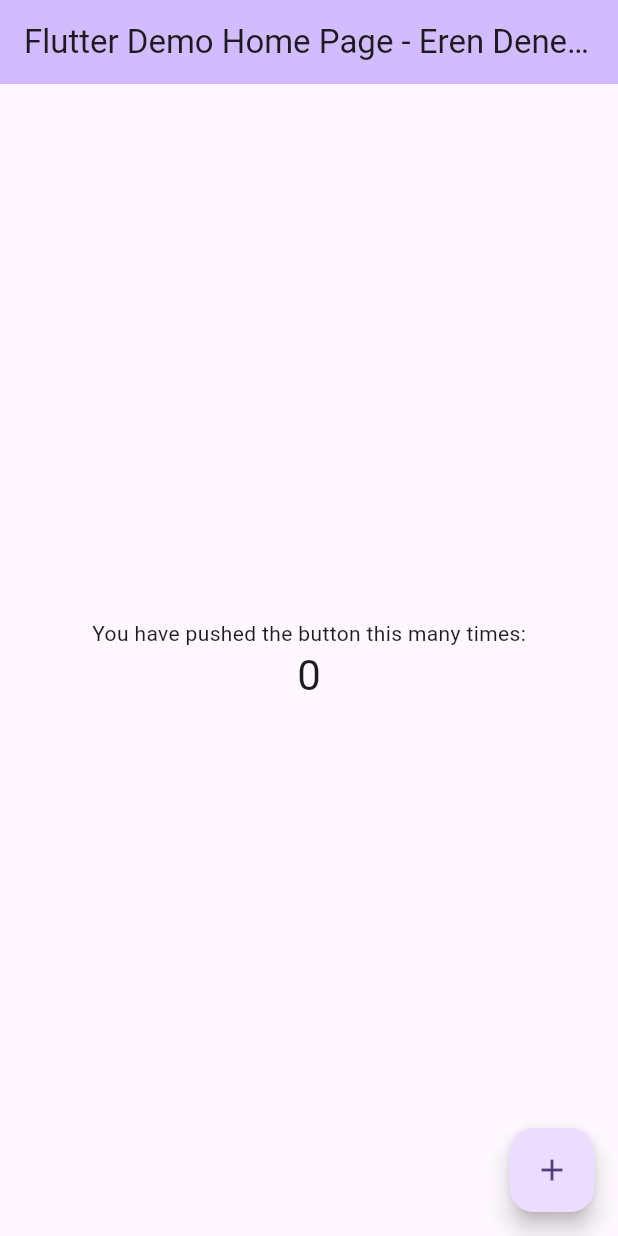
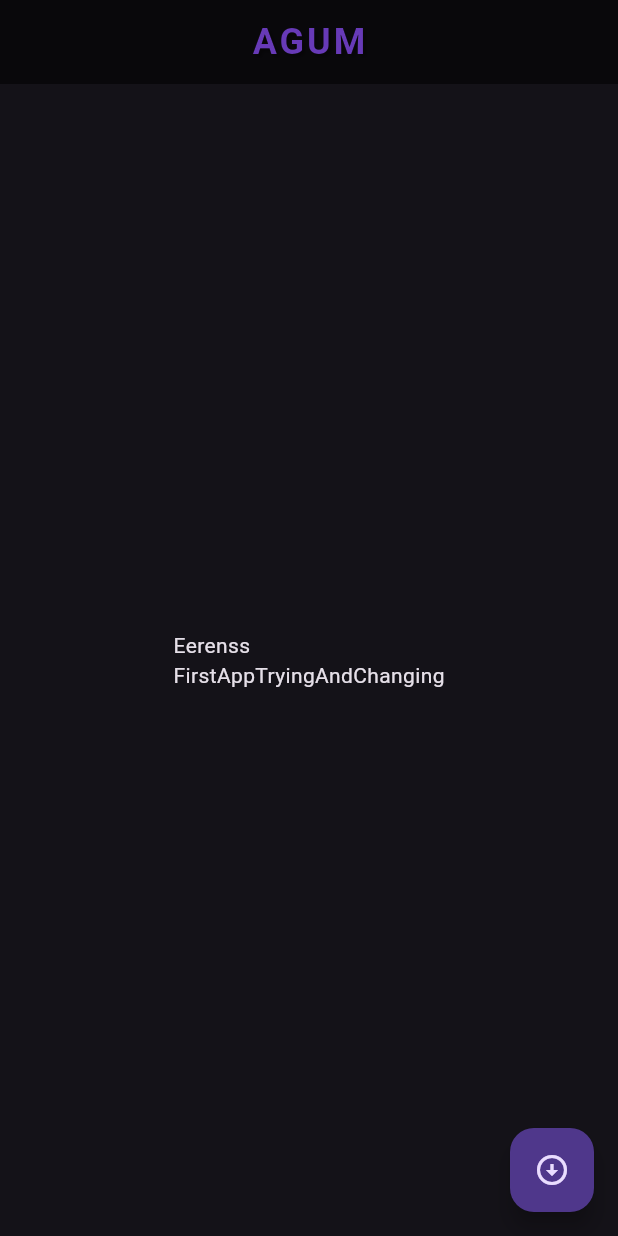
Before and after one commit to comp202-204/AguM, a Flutter app: the screen it shows after launch, on a phone screen of 412 x 824 dp. Run offline on Flutter 3.47's test engine with Material 3 defaults, Android fonts, the light colour scheme and no system bars.

Commit message:
agu main

```diff
--- a/lib/main.dart
+++ b/lib/main.dart
@@ -1,125 +1,62 @@
 import 'package:flutter/material.dart';
+import 'package:flutter/painting.dart';
 
-void main() {
-  runApp(const MyApp());
+void main() => runApp(myApp());
+
+class myApp extends StatelessWidget {
+  const myApp({Key? key}) : super(key: key);
+
+  Widget build(BuildContext context){
+    return MaterialApp(
+      title: 'Flutter DEMO',
+      theme: ThemeData.dark(),
+      home: const TextLearnView(),
+    );
+
+  }
 }
+class TextLearnView extends StatelessWidget{
+  const TextLearnView({Key? key })  : super(key: key);
+  Widget build (BuildContext context){
 
-class MyApp extends StatelessWidget {
-  const MyApp({super.key});
+    return Scaffold(
+      appBar: AppBar(
+        title: const Center(child: LogoTextStyle()),
+        backgroundColor: Colors.black54,
 
-  // This widget is the root of your application.
-  @override
-  Widget build(BuildContext context) {
-    return MaterialApp(
-      title: 'Flutter Demo',
-      theme: ThemeData(
-        // This is the theme of your application.
-        //
-        // TRY THIS: Try running your application with "flutter run". You'll see
-        // the application has a purple toolbar. Then, without quitting the app,
-        // try changing the seedColor in the colorScheme below to Colors.green
-        // and then invoke "hot reload" (save your changes or press the "hot
-        // reload" button in a Flutter-supported IDE, or press "r" if you used
-        // the command line to start the app).
-        //
-        // Notice that the counter didn't reset back to zero; the application
-        // state is not lost during the reload. To reset the state, use hot
-        // restart instead.
-        //
-        // This works for code too, not just values: Most code changes can be
-        // tested with just a hot reload.
-        colorScheme: ColorScheme.fromSeed(seedColor: Colors.deepPurple),
-        useMaterial3: true,
       ),
-      home: const MyHomePage(title: 'Flutter Demo Home Page - Eren Deneme Text'),
+      floatingActionButton: FloatingActionButton(
+        onPressed: () {},
+        child: Icon(Icons.arrow_circle_down_sharp),
+
+      ),
+      body: const Center(child:
+      Text(
+          'Eerenss\n' + 'FirstAppTryingAndChanging'
+      )),
     );
   }
 }
-
-class MyHomePage extends StatefulWidget {
-  const MyHomePage({super.key, required this.title});
-
-  // This widget is the home page of your application. It is stateful, meaning
-  // that it has a State object (defined below) that contains fields that affect
-  // how it looks.
-
-  // This class is the configuration for the state. It holds the values (in this
-  // case the title) provided by the parent (in this case the App widget) and
-  // used by the build method of the State. Fields in a Widget subclass are
-  // always marked "final".
-
-  final String title;
+class LogoTextStyle extends StatelessWidget {
+  const LogoTextStyle({Key? key })  : super(key: key);
 
   @override
-  State<MyHomePage> createState() => _MyHomePageState();
-}
-
-class _MyHomePageState extends State<MyHomePage> {
-  int _counter = 0;
-
-  void _incrementCounter() {
-    setState(() {
-      // This call to setState tells the Flutter framework that something has
-      // changed in this State, which causes it to rerun the build method below
-      // so that the display can reflect the updated values. If we changed
-      // _counter without calling setState(), then the build method would not be
-      // called again, and so nothing would appear to happen.
-      _counter++;
-    });
-  }
-
-  @override
-  Widget build(BuildContext context) {
-    // This method is rerun every time setState is called, for instance as done
-    // by the _incrementCounter method above.
-    //
-    // The Flutter framework has been optimized to make rerunning build methods
-    // fast, so that you can just rebuild anything that needs updating rather
-    // than having to individually change instances of widgets.
-    return Scaffold(
-      appBar: AppBar(
-        // TRY THIS: Try changing the color here to a specific color (to
-        // Colors.amber, perhaps?) and trigger a hot reload to see the AppBar
-        // change color while the other colors stay the same.
-        backgroundColor: Theme.of(context).colorScheme.inversePrimary,
-        // Here we take the value from the MyHomePage object that was created by
-        // the App.build method, and use it to set our appbar title.
-        title: Text(widget.title),
-      ),
-      body: Center(
-        // Center is a layout widget. It takes a single child and positions it
-        // in the middle of the parent.
-        child: Column(
-          // Column is also a layout widget. It takes a list of children and
-          // arranges them vertically. By default, it sizes itself to fit its
-          // children horizontally, and tries to be as tall as its parent.
-          //
-          // Column has various properties to control how it sizes itself and
-          // how it positions its children. Here we use mainAxisAlignment to
-          // center the children vertically; the main axis here is the vertical
-          // axis because Columns are vertical (the cross axis would be
-          // horizontal).
-          //
-          // TRY THIS: Invoke "debug painting" (choose the "Toggle Debug Paint"
-          // action in the IDE, or press "p" in the console), to see the
-          // wireframe for each widget.
-          mainAxisAlignment: MainAxisAlignment.center,
-          children: <Widget>[
-            const Text(
-              'You have pushed the button this many times:',
-            ),
-            Text(
-              '$_counter',
-              style: Theme.of(context).textTheme.headlineMedium,
+    Widget build(BuildContext context) {
+      return Text(
+        'AGUM',
+        style: TextStyle(
+          fontWeight: FontWeight.w600,
+          fontSize: 24.0,
+          color: Colors.deepPurple,
+          letterSpacing: 2.0,
+          shadows: [
+            Shadow(
+              blurRadius: 2.0,
+              color: Colors.black.withOpacity(0.3),
+              offset: Offset(2.0, 2.0),
             ),
           ],
         ),
-      ),
-      floatingActionButton: FloatingActionButton(
-        onPressed: _incrementCounter,
-        tooltip: 'Increment',
-        child: const Icon(Icons.add),
-      ), // This trailing comma makes auto-formatting nicer for build methods.
-    );
+      );
+    }
   }
-}
```
Also changed, not shown: 1 other file.
